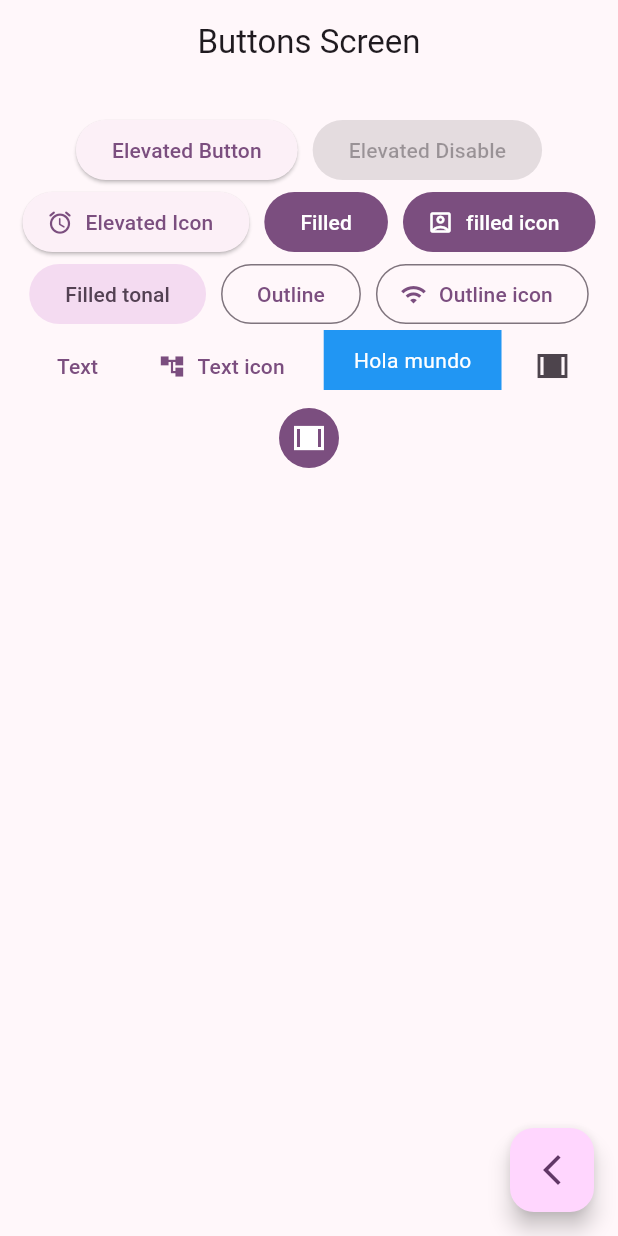
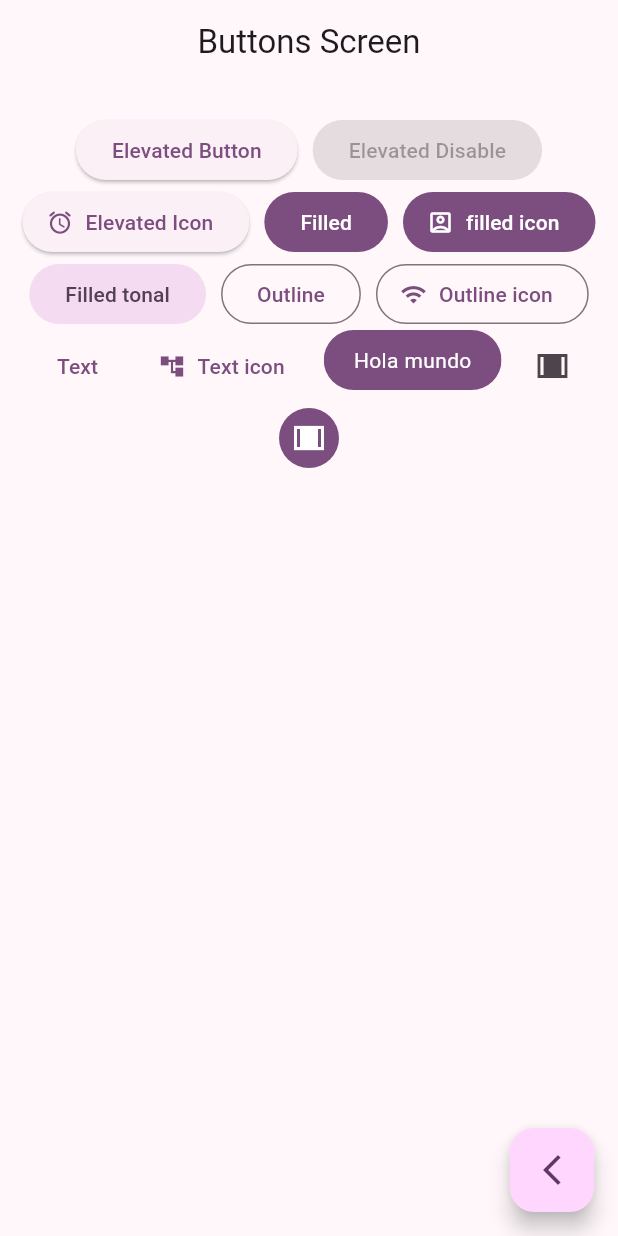
Before and after one commit to IngridFLG/widget_app, a Flutter app: the ButtonsScreen screen opened by its route, on a phone screen of 412 x 824 dp. Run offline on Flutter 3.47's test engine with Material 2 defaults, Android fonts, the phone set to English and light mode, and no system bars; our stand-ins replace go_router.

Commit message:
bottom screen terminado

```diff
--- a/lib/presentation/screens/buttons/buttons_screen.dart
+++ b/lib/presentation/screens/buttons/buttons_screen.dart
@@ -93,12 +93,24 @@ class CustomButton extends StatelessWidget {
 
   @override
   Widget build(BuildContext context) {
-    return const Material(
-      color: Colors.blue,
-      child: Padding(
-        padding: EdgeInsets.symmetric(horizontal: 20, vertical: 10),
-        child: Text('Hola mundo', style: TextStyle(color: Colors.white),)
+
+    final colors = Theme.of(context).colorScheme;
+
+    return ClipRRect(
+      //colocar bordes redondeados
+      borderRadius: BorderRadius.circular(20),
+      child: Material(
+        //colocar el color del tema
+        color: colors.primary,
+        child: InkWell(
+          //volverlo boton
+          onTap: () {},
+          child: const Padding(
+            padding: EdgeInsets.symmetric(horizontal: 20, vertical: 10),
+            child: Text('Hola mundo', style: TextStyle(color: Colors.white),),
+            ),
         ),
+      ),
     );
   }
 }
```
